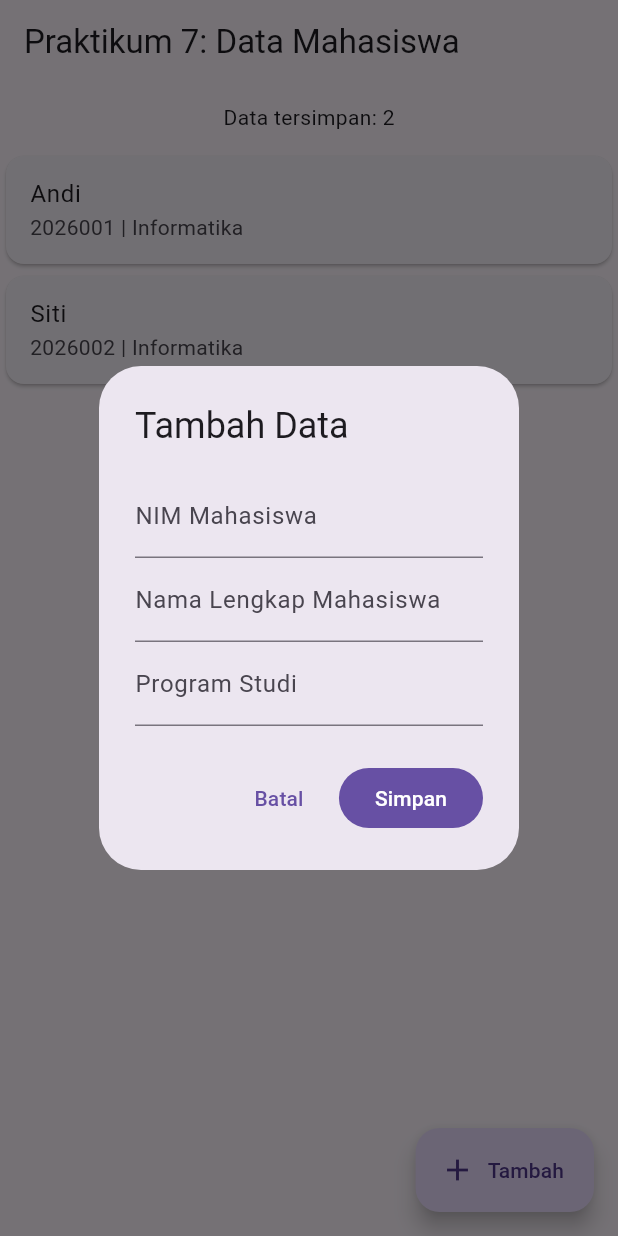
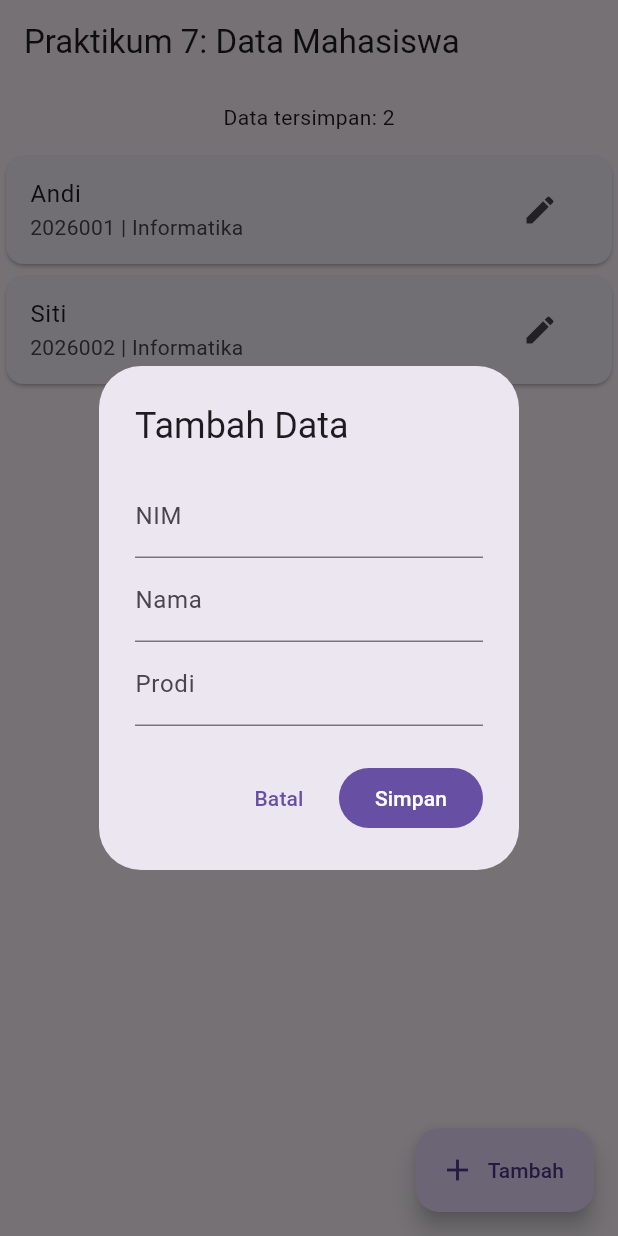
Before and after one commit to papoyy88/praktikum_flutter, a Flutter app: the screen it shows after launch, after a tap on "Tambah", on a phone screen of 412 x 824 dp. Run offline on Flutter 3.47's test engine with Material 3 defaults, Android fonts, the phone set to English and light mode, and no system bars.

Commit message:
Tahap 4: Implementasi Update data mahasiswa berdasarkan ID

```diff
--- a/lib/main.dart
+++ b/lib/main.dart
@@ -33,6 +33,23 @@ Future<void> tambahData() async {
   });
 }
 
+// TAHAP 4: UPDATE berdasarkan id, BUKAN indeks ListView.
+Future<void> ubahData(Map<String, String> dipilih) async {
+  final hasil = await showDialog<Map<String, String>>(
+    context: context,
+    builder: (_) => MahasiswaForm(
+      dataAwal: dipilih,
+      dataSudahAda: mahasiswa,
+    ),
+  );
+  if (!mounted || hasil == null) return;
+  final index = mahasiswa.indexWhere((m) => m['id'] == dipilih['id']);
+  if (index < 0) return;
+  setState(() {
+    mahasiswa[index] = {'id': dipilih['id']!, ...hasil};
+  });
+}
+
 @override
 Widget build(BuildContext context) {
   return Scaffold(
@@ -60,6 +77,19 @@ return Card(
   child: ListTile(
     title: Text(item['nama']!),
     subtitle: Text('${item['nim']} | ${item['prodi']}'),
+
+trailing: Row(
+  mainAxisSize: MainAxisSize.min,
+  children: [
+
+IconButton(
+  tooltip: 'Ubah',
+  icon: const Icon(Icons.edit),
+  onPressed: () => ubahData(item),
+),
+
+  ],
+),
 
           ),
         );
@@ -123,8 +153,7 @@ class _MahasiswaFormState extends State<MahasiswaForm> {
             children: [
               TextFormField(
                 controller: nim,
-                decoration: const InputDecoration(labelText: 'NIM Mahasiswa',
-  hintText: 'Contoh: 2026003',),
+                decoration: const InputDecoration(labelText: 'NIM'),
                 validator: (value) {
                   final v = value?.trim() ?? '';
                   if (v.isEmpty) return 'NIM wajib diisi';
@@ -136,15 +165,13 @@ class _MahasiswaFormState extends State<MahasiswaForm> {
               ),
               TextFormField(
                 controller: nama,
-                decoration: const InputDecoration(labelText: 'Nama Lengkap Mahasiswa',
-  hintText: 'Masukkan nama lengkap'),
+                decoration: const InputDecoration(labelText: 'Nama'),
                 validator: (v) => (v == null || v.trim().isEmpty)
                     ? 'Nama wajib diisi' : null,
               ),
               TextFormField(
                 controller: prodi,
-                decoration: const InputDecoration(labelText: 'Program Studi',
-  hintText: 'Contoh: Informatika'),
+                decoration: const InputDecoration(labelText: 'Prodi'),
                 validator: (v) => (v == null || v.trim().isEmpty)
                     ? 'Prodi wajib diisi' : null,
               ),
```
